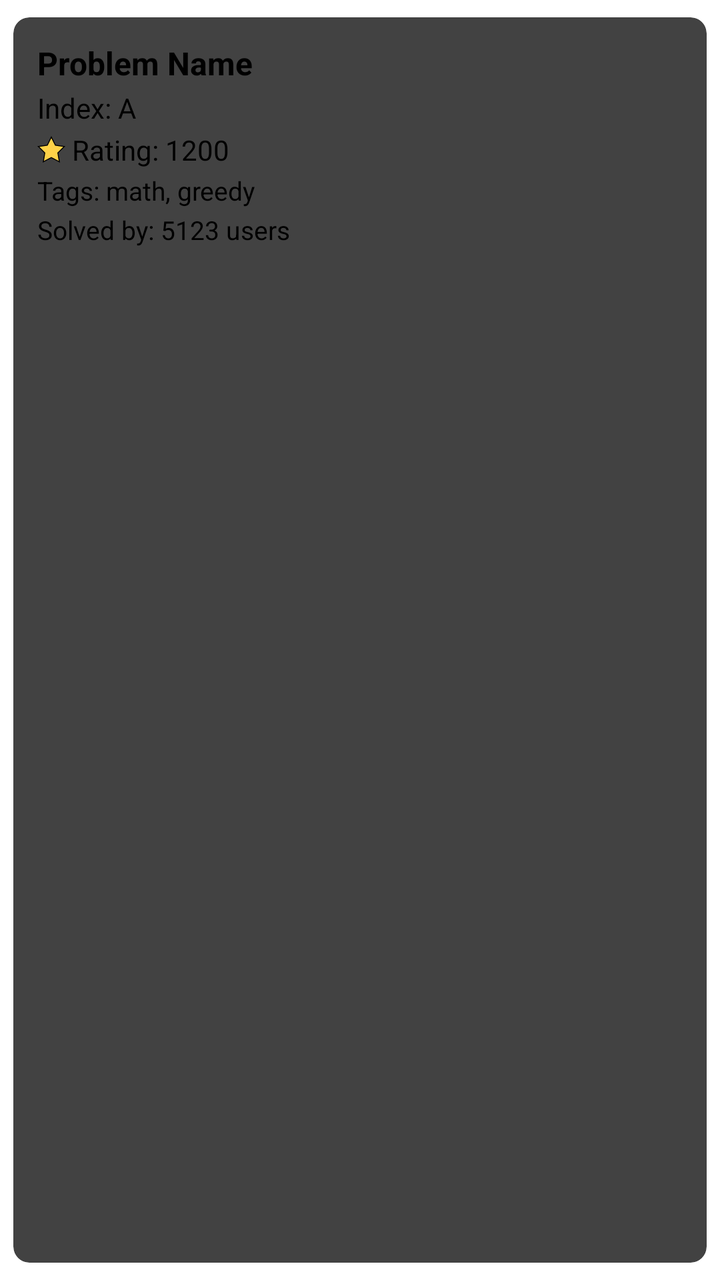
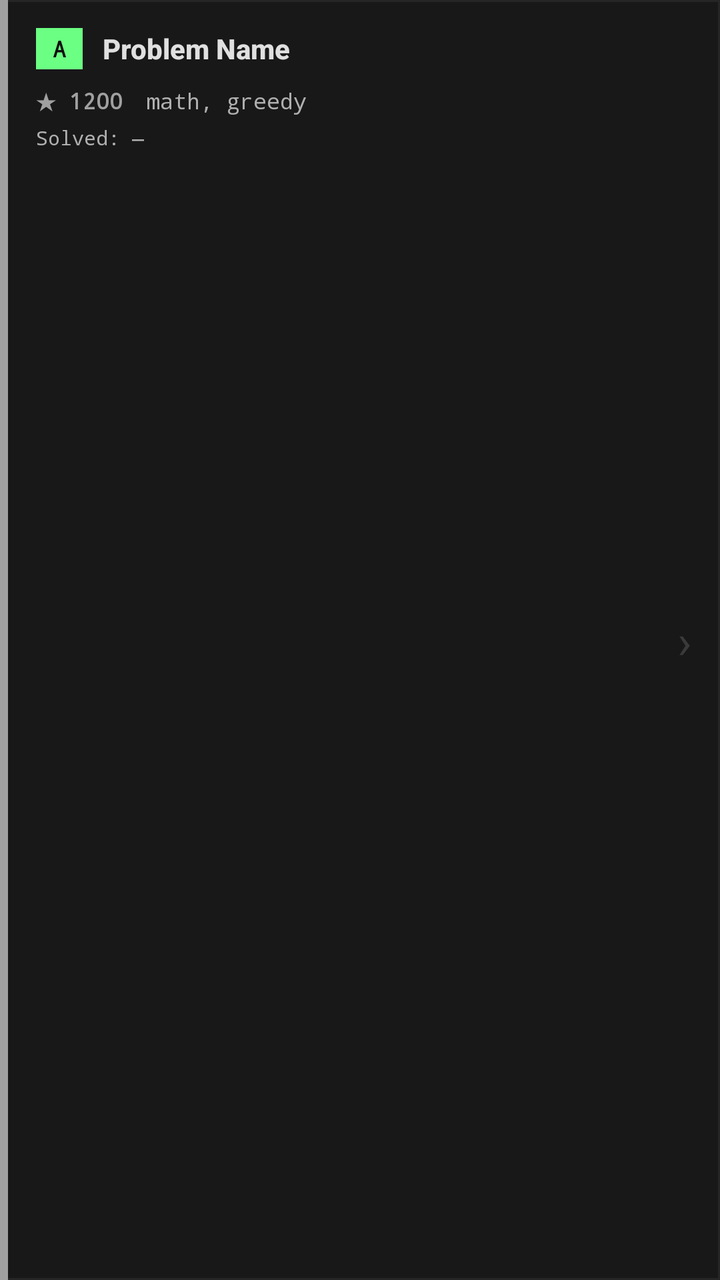

Compare the two renders of this Android layout. The source of the first and the diff that turns it into the second are given below.
<!-- AndroidManifest.xml: application theme Theme.App.Starting -->
<!-- res/layout/problem_item.xml -->
<androidx.cardview.widget.CardView xmlns:android="http://schemas.android.com/apk/res/android"
    xmlns:card_view="http://schemas.android.com/apk/res-auto"
    android:layout_width="match_parent"
    android:layout_height="wrap_content"
    android:layout_margin="8dp"
    card_view:cardElevation="4dp"
    card_view:cardCornerRadius="8dp"
    card_view:cardUseCompatPadding="true">

    <LinearLayout
        android:layout_width="match_parent"
        android:layout_height="wrap_content"
        android:orientation="vertical"
        android:padding="12dp">

        <TextView
            android:id="@+id/textTitle"
            android:layout_width="wrap_content"
            android:layout_height="wrap_content"
            android:text="Problem Name"
            android:textStyle="bold"
            android:textSize="16sp"
            android:layout_marginBottom="2dp"/>

        <TextView
            android:id="@+id/textIndex"
            android:layout_width="wrap_content"
            android:layout_height="wrap_content"
            android:text="Index: A"
            android:textSize="14sp"
            android:layout_marginBottom="2dp"/>

        <TextView
            android:id="@+id/textRating"
            android:layout_width="wrap_content"
            android:layout_height="wrap_content"
            android:text=" Rating: 1200"
            android:drawableStart="@drawable/ic_star"
            android:textSize="14sp"
            android:layout_marginBottom="2dp"/>

        <TextView
            android:id="@+id/textTags"
            android:layout_width="wrap_content"
            android:layout_height="wrap_content"
            android:text="Tags: math, greedy"
            android:textSize="13sp"
            android:layout_marginBottom="2dp"/>

        <TextView
            android:id="@+id/textSolved"
            android:layout_width="wrap_content"
            android:layout_height="wrap_content"
            android:text="Solved by: 5123 users"
            android:textSize="13sp"/>
    </LinearLayout>
</androidx.cardview.widget.CardView>
<!-- resources referenced by this layout -->
<resources>
  <!-- drawable ic_star (drawable) -->
  <vector xmlns:android="http://schemas.android.com/apk/res/android" android:height="14dp" android:viewportHeight="512" android:viewportWidth="512" android:width="14dp">
        
      <path android:fillColor="#FFD248" android:pathData="M493.43,204.59l-118.74,115.63l28.1,163.43l-146.84,-77.17l-146.73,77.17l28.1,-163.43l-118.74,-115.63l164.01,-23.84l73.36,-148.69l73.48,148.69z"/>
        
      <path android:fillColor="#FF000000" android:pathData="M97.73,499.45l30.3,-176.21L0,198.56l176.84,-25.71l79.1,-160.3l79.22,160.3L512,198.56L383.97,323.24l30.3,176.2l-158.32,-83.2L97.73,499.45zM255.94,396.73l135.37,71.13l-25.91,-150.66l109.45,-106.59l-151.17,-21.98L255.95,51.57l-67.63,137.07L37.14,210.62l109.45,106.59l-25.9,150.65L255.94,396.73z"/>
      
  </vector>
  <style name="Theme.App.Starting" parent="Theme.SplashScreen">
          <item name="windowSplashScreenBackground">@color/surface_black</item>
          <item name="postSplashScreenTheme">@style/Base.Theme.CodeForces</item>
      </style>
  <color name="surface_black">#0A0A0A</color>
  <color name="rank_pupil_primary">#6BFF83</color>
  <color name="surface_container">#181818</color>
  <color name="on_surface">#E0E0E0</color>
  <style name="CFCardStyle" parent="Widget.Material3.CardView.Elevated">
          <item name="cardElevation">0dp</item>
          <item name="cardCornerRadius">0dp</item>
          <item name="cardBackgroundColor">@color/surface_container</item>
          <item name="strokeColor">@color/stroke_gray</item>
          <item name="strokeWidth">1dp</item>
      </style>
  <style name="CFBottomNavStyle" parent="Widget.Material3.BottomNavigationView">
          <item name="android:background">@color/surface_black</item>
          <item name="itemRippleColor">@color/stroke_gray</item>
          <item name="itemTextAppearanceActive">@style/CFNavLabelActive</item>
          <item name="itemTextAppearanceInactive">@style/CFNavLabelInactive</item>
          <item name="itemActiveIndicatorStyle">@style/TransparentIndicator</item>
      </style>
  <style name="CFChipStyle" parent="Widget.Material3.Chip.Filter">
          <item name="android:textColor">@color/on_surface_variant</item>
          <item name="chipBackgroundColor">@color/surface_container</item>
          <item name="chipStrokeColor">@color/stroke_gray</item>
          <item name="chipStrokeWidth">1dp</item>
          <item name="chipCornerRadius">0dp</item>
      </style>
  <color name="stroke_gray">#262626</color>
  <style name="CFNavLabelActive">
          <item name="android:textSize">10sp</item>
          <item name="android:fontFamily">monospace</item>
          <item name="android:textStyle">bold</item>
          <item name="android:textAllCaps">true</item>
      </style>
  <style name="CFNavLabelInactive">
          <item name="android:textSize">10sp</item>
          <item name="android:fontFamily">monospace</item>
          <item name="android:textAllCaps">true</item>
      </style>
  <style name="TransparentIndicator">
          <item name="android:color">@android:color/transparent</item>
      </style>
  <color name="on_surface_variant">#B0B0B0</color>
  <!-- unchanged entries left out for length: 1 -->
</resources>

<!-- the commit's change to res/layout/problem_item.xml (unified diff, before → after) -->
@@ -1,57 +1,128 @@
-<androidx.cardview.widget.CardView xmlns:android="http://schemas.android.com/apk/res/android"
-    xmlns:card_view="http://schemas.android.com/apk/res-auto"
+<?xml version="1.0" encoding="utf-8"?>
+<LinearLayout xmlns:android="http://schemas.android.com/apk/res/android"
+    xmlns:app="http://schemas.android.com/apk/res-auto"
+    android:id="@+id/cardProblemRoot"
     android:layout_width="match_parent"
     android:layout_height="wrap_content"
-    android:layout_margin="8dp"
-    card_view:cardElevation="4dp"
-    card_view:cardCornerRadius="8dp"
-    card_view:cardUseCompatPadding="true">
+    android:orientation="horizontal"
+    android:layout_marginHorizontal="12dp"
+    android:layout_marginBottom="8dp"
+    android:background="@drawable/bg_dark_card"
+    android:clickable="true"
+    android:focusable="true"
+    android:foreground="?attr/selectableItemBackground">
 
+    
+    <View
+        android:id="@+id/problemAccentBar"
+        android:layout_width="4dp"
+        android:layout_height="match_parent"
+        android:background="@color/rank_newbie_primary"
+        android:minHeight="70dp" />
+
+    
     <LinearLayout
-        android:layout_width="match_parent"
+        android:layout_width="0dp"
+        android:layout_weight="1"
         android:layout_height="wrap_content"
         android:orientation="vertical"
-        android:padding="12dp">
+        android:padding="14dp">
 
-        <TextView
-            android:id="@+id/textTitle"
-            android:layout_width="wrap_content"
+        
+        <LinearLayout
+            android:layout_width="match_parent"
             android:layout_height="wrap_content"
-            android:text="Problem Name"
-            android:textStyle="bold"
-            android:textSize="16sp"
-            android:layout_marginBottom="2dp"/>
+            android:orientation="horizontal"
+            android:gravity="center_vertical"
+            android:layout_marginBottom="8dp">
 
-        <TextView
-            android:id="@+id/textIndex"
-            android:layout_width="wrap_content"
+            
+            <TextView
+                android:id="@+id/textIndex"
+                android:layout_width="wrap_content"
+                android:layout_height="wrap_content"
+                android:text="A"
+                android:textSize="11sp"
+                android:textStyle="bold"
+                android:fontFamily="monospace"
+                android:letterSpacing="0.05"
+                android:paddingHorizontal="8dp"
+                android:paddingVertical="3dp"
+                android:background="@drawable/bg_rank_badge_dark"
+                android:textColor="@color/rank_newbie_on_primary"
+                android:layout_marginEnd="10dp" />
+
+            
+            <TextView
+                android:id="@+id/textTitle"
+                android:layout_width="0dp"
+                android:layout_weight="1"
+                android:layout_height="wrap_content"
+                android:text="Problem Name"
+                android:textSize="14sp"
+                android:textStyle="bold"
+                android:fontFamily="sans-serif-medium"
+                android:textColor="@color/on_surface"
+                android:maxLines="2"
+                android:ellipsize="end" />
+
+        </LinearLayout>
+
+        
+        <LinearLayout
+            android:layout_width="match_parent"
             android:layout_height="wrap_content"
-            android:text="Index: A"
-            android:textSize="14sp"
-            android:layout_marginBottom="2dp"/>
+            android:orientation="horizontal"
+            android:gravity="center_vertical">
 
-        <TextView
-            android:id="@+id/textRating"
-            android:layout_width="wrap_content"
-            android:layout_height="wrap_content"
-            android:text=" Rating: 1200"
-            android:drawableStart="@drawable/ic_star"
-            android:textSize="14sp"
-            android:layout_marginBottom="2dp"/>
+            
+            <TextView
+                android:id="@+id/textRating"
+                android:layout_width="wrap_content"
+                android:layout_height="wrap_content"
+                android:text="★ 1200"
+                android:textSize="11sp"
+                android:fontFamily="monospace"
+                android:textColor="@color/rank_newbie_primary"
+                android:textStyle="bold"
+                android:layout_marginEnd="12dp" />
 
-        <TextView
-            android:id="@+id/textTags"
-            android:layout_width="wrap_content"
-            android:layout_height="wrap_content"
-            android:text="Tags: math, greedy"
-            android:textSize="13sp"
-            android:layout_marginBottom="2dp"/>
+            
+            <TextView
+                android:id="@+id/textTags"
+                android:layout_width="0dp"
+                android:layout_weight="1"
+                android:layout_height="wrap_content"
+                android:text="math, greedy"
+                android:textSize="11sp"
+                android:fontFamily="monospace"
+                android:textColor="@color/on_surface_variant"
+                android:maxLines="1"
+                android:ellipsize="end" />
 
+        </LinearLayout>
+
+        
         <TextView
             android:id="@+id/textSolved"
             android:layout_width="wrap_content"
             android:layout_height="wrap_content"
-            android:text="Solved by: 5123 users"
-            android:textSize="13sp"/>
+            android:text="Solved: —"
+            android:textSize="10sp"
+            android:fontFamily="monospace"
+            android:textColor="@color/on_surface_variant"
+            android:layout_marginTop="4dp" />
+
     </LinearLayout>
-</androidx.cardview.widget.CardView>
+
+    
+    <TextView
+        android:layout_width="wrap_content"
+        android:layout_height="wrap_content"
+        android:layout_gravity="center_vertical"
+        android:text="›"
+        android:textSize="24sp"
+        android:textColor="@color/stroke_gray_medium"
+        android:paddingEnd="14dp" />
+
+</LinearLayout>
<!-- resource entries referenced after the edit -->
@@ -1,13 +1,5 @@
 <!-- resources referenced by this layout -->
 <resources>
-  <!-- drawable ic_star (drawable) -->
-  <vector xmlns:android="http://schemas.android.com/apk/res/android" android:height="14dp" android:viewportHeight="512" android:viewportWidth="512" android:width="14dp">
-        
-      <path android:fillColor="#FFD248" android:pathData="M493.43,204.59l-118.74,115.63l28.1,163.43l-146.84,-77.17l-146.73,77.17l28.1,-163.43l-118.74,-115.63l164.01,-23.84l73.36,-148.69l73.48,148.69z"/>
-        
-      <path android:fillColor="#FF000000" android:pathData="M97.73,499.45l30.3,-176.21L0,198.56l176.84,-25.71l79.1,-160.3l79.22,160.3L512,198.56L383.97,323.24l30.3,176.2l-158.32,-83.2L97.73,499.45zM255.94,396.73l135.37,71.13l-25.91,-150.66l109.45,-106.59l-151.17,-21.98L255.95,51.57l-67.63,137.07L37.14,210.62l109.45,106.59l-25.9,150.65L255.94,396.73z"/>
-      
-  </vector>
   <style name="Theme.App.Starting" parent="Theme.SplashScreen">
           <item name="windowSplashScreenBackground">@color/surface_black</item>
           <item name="postSplashScreenTheme">@style/Base.Theme.CodeForces</item>
@@ -53,6 +45,27 @@
           <item name="android:color">@android:color/transparent</item>
       </style>
   <color name="on_surface_variant">#B0B0B0</color>
+  <color name="rank_newbie_on_primary">#0D0D0D</color>
+  <color name="rank_newbie_primary">#A0A0A0</color>
+  <color name="stroke_gray_medium">#3A3A3A</color>
+  <!-- drawable bg_dark_card (drawable) -->
+  <?xml version="1.0" encoding="utf-8"?>
+  <shape xmlns:android="http://schemas.android.com/apk/res/android"
+      android:shape="rectangle">
+      <solid android:color="@color/surface_container" />
+      <stroke android:width="1dp" android:color="@color/stroke_gray" />
+  </shape>
+  <!-- drawable bg_rank_badge_dark (drawable) -->
+  <?xml version="1.0" encoding="utf-8"?>
+  <shape xmlns:android="http://schemas.android.com/apk/res/android"
+      android:shape="rectangle">
+      <solid android:color="@color/rank_pupil_primary" />
+      <padding
+          android:left="10dp"
+          android:right="10dp"
+          android:top="3dp"
+          android:bottom="3dp" />
+  </shape>
   <!-- unchanged entries left out for length: 1 -->
 </resources>
 
